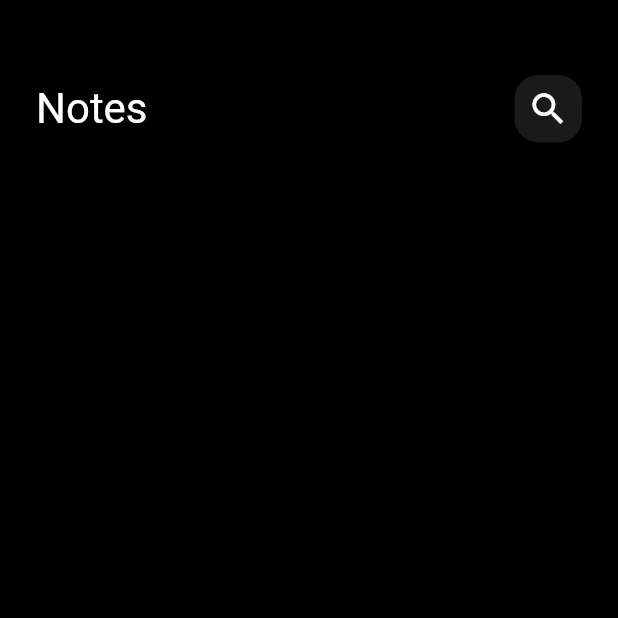
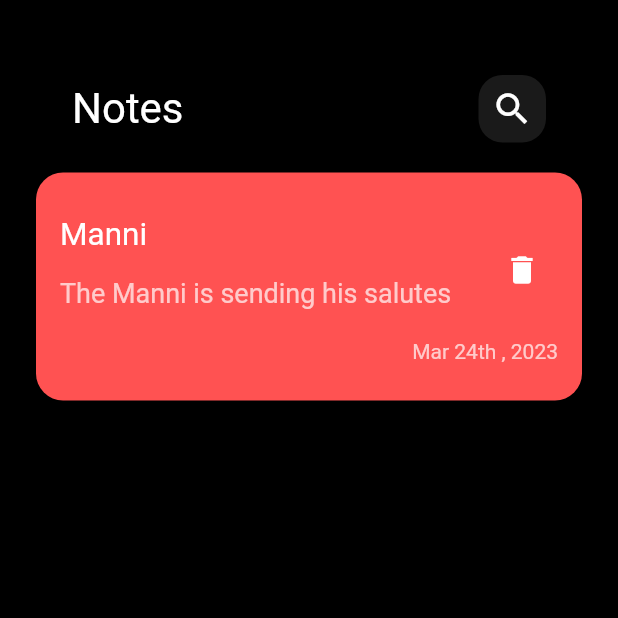
Before and after one commit to mannieeez/notes_app, a Flutter app: the screen it shows after launch, on a phone screen of 412 x 824 dp, the top half of it. Run offline on Flutter 3.47's test engine with Material 2 defaults, Android fonts, the phone set to English and light mode, and no system bars.

Commit message:
create custom note item

```diff
--- /dev/null
+++ b/lib/Widgets/Custom_note_item.dart
@@ -0,0 +1,56 @@
+import 'package:flutter/cupertino.dart';
+import 'package:flutter/material.dart';
+
+class NoteItem extends StatelessWidget {
+  const NoteItem({super.key});
+
+  @override
+  Widget build(BuildContext context) {
+    return Padding(
+      padding: const EdgeInsets.symmetric(vertical: 20),
+      child: Container(
+        padding: EdgeInsets.symmetric(vertical: 25),
+        decoration: BoxDecoration(
+          color: Colors.redAccent,
+          borderRadius: BorderRadius.circular(18),
+        ),
+        child: Column(
+          crossAxisAlignment: CrossAxisAlignment.end,
+          children: [
+            Padding(
+              padding: const EdgeInsets.all(0.0),
+              child: ListTile(
+                title: Text(
+                  'Manni',
+                  style: TextStyle(fontSize: 21),
+                ),
+                subtitle: Padding(
+                  padding: const EdgeInsets.symmetric(vertical: 16),
+                  child: Text(
+                    'The Manni is sending his salutes',
+                    style: TextStyle(fontSize: 18),
+                  ),
+                ),
+                trailing:
+                    IconButton(onPressed: () {}, icon: Icon(Icons.delete)),
+              ),
+            ),
+            Align(
+              alignment: Alignment.bottomRight,
+              child: Padding(
+                padding: const EdgeInsets.only(right: 16),
+                child: Text(
+                  'Mar 24th , 2023',
+                  style: TextStyle(
+                    fontSize: 14,
+                    color: Colors.white.withOpacity(0.7),
+                  ),
+                ),
+              ),
+            )
+          ],
+        ),
+      ),
+    );
+  }
+}
--- a/lib/Widgets/HomePageBody.dart
+++ b/lib/Widgets/HomePageBody.dart
@@ -1,19 +1,24 @@
 import 'package:flutter/material.dart';
 
 import 'Custom_App_Bar.dart';
+import 'Custom_note_item.dart';
 
 class HomePageBody extends StatelessWidget {
   const HomePageBody({super.key});
 
   @override
   Widget build(BuildContext context) {
-    return Column(
-      children: const [
-        SizedBox(
-          height: 50,
-        ),
-        CustomAppBar()
-      ],
+    return Padding(
+      padding: const EdgeInsets.symmetric(horizontal: 24),
+      child: Column(
+        children: const [
+          SizedBox(
+            height: 50,
+          ),
+          CustomAppBar(),
+          NoteItem()
+        ],
+      ),
     );
   }
 }
```
